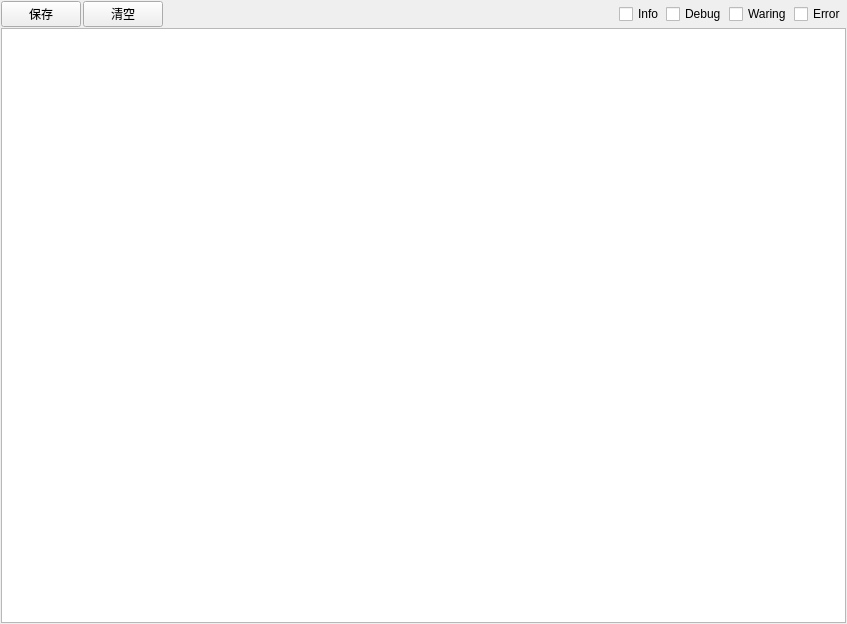
Old version of the form ImageProcessingPlatform/UI/LogDisplayDialog.ui in the repository yangreest/ImageProcessingPlatform.
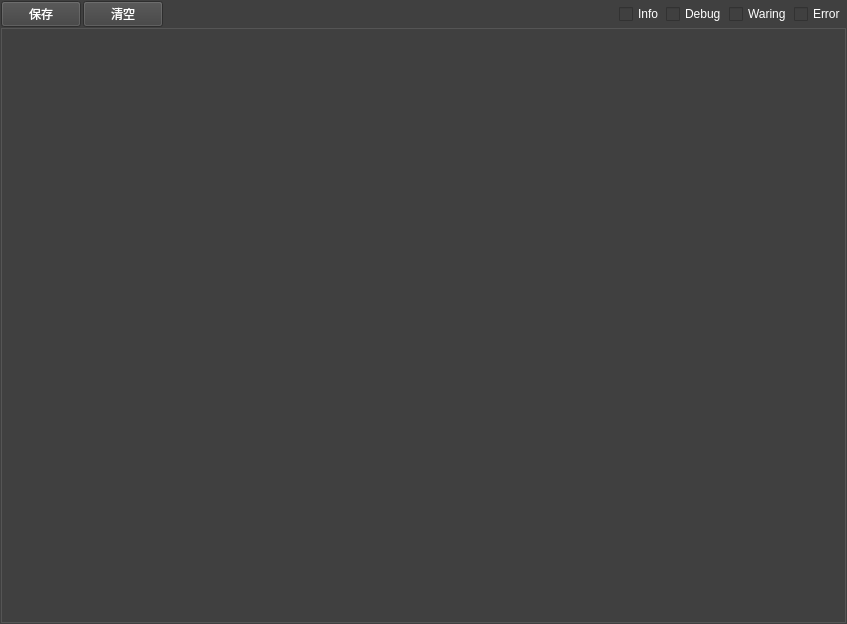
New version of the form.

Commit message: 1.修改算法中反色的问题 2.增加自动识别启动程序的功能，不需要再次启动软件获取图像 3.增加log打印功能

Diff of the .ui file:
```diff
--- a/ImageProcessingPlatform/UI/LogDisplayDialog.ui
+++ b/ImageProcessingPlatform/UI/LogDisplayDialog.ui
@@ -13,6 +13,9 @@
   <property name="windowTitle">
    <string>Form</string>
   </property>
+  <property name="styleSheet">
+   <string notr="true">background-color: #404040;</string>
+  </property>
   <layout class="QVBoxLayout" name="verticalLayout">
    <property name="spacing">
     <number>1</number>
@@ -36,6 +39,9 @@
      </property>
      <item>
       <widget class="QPushButton" name="m_saveButton">
+       <property name="styleSheet">
+        <string notr="true">color: white;</string>
+       </property>
        <property name="text">
         <string>保存</string>
        </property>
@@ -43,6 +49,9 @@
      </item>
      <item>
       <widget class="QPushButton" name="m_clearButton">
+       <property name="styleSheet">
+        <string notr="true">color: white;</string>
+       </property>
        <property name="text">
         <string>清空</string>
        </property>
@@ -63,6 +72,9 @@
      </item>
      <item>
       <widget class="QCheckBox" name="checkBox_3">
+       <property name="styleSheet">
+        <string notr="true">color: white;</string>
+       </property>
        <property name="text">
         <string>Info</string>
        </property>
@@ -70,6 +82,9 @@
      </item>
      <item>
       <widget class="QCheckBox" name="checkBox">
+       <property name="styleSheet">
+        <string notr="true">color: white;</string>
+       </property>
        <property name="text">
         <string>Debug</string>
        </property>
@@ -77,6 +92,9 @@
      </item>
      <item>
       <widget class="QCheckBox" name="checkBox_2">
+       <property name="styleSheet">
+        <string notr="true">color: white;</string>
+       </property>
        <property name="text">
         <string>Waring</string>
        </property>
@@ -84,6 +102,9 @@
      </item>
      <item>
       <widget class="QCheckBox" name="checkBox_4">
+       <property name="styleSheet">
+        <string notr="true">color: white;</string>
+       </property>
        <property name="text">
         <string>Error</string>
        </property>
@@ -92,7 +113,87 @@
     </layout>
    </item>
    <item>
-    <widget class="QTableWidget" name="m_logTable"/>
+    <widget class="QTableWidget" name="m_logTable">
+     <property name="styleSheet">
+      <string notr="true">/* 表格整体样式：匹配深色主背景 */
+QTableWidget {
+    background-color: #404040;       /* 与软件主背景一致 */
+    alternate-background-color: #484848; /* 隔行变色，增强可读性 */
+    color: #e0e0e0;                  /* 常规文字颜色 */
+    gridline-color: #505050;         /* 网格线颜色，浅于背景增加层次 */
+    border: 1px solid #555555;       /* 表格外边框 */
+    selection-background-color: #2a6fb8; /* 选中单元格背景色（与下拉框统一） */
+    selection-color: #ffffff;        /* 选中单元格文字色 */
+    outline: none;                   /* 去掉默认选中外边框 */
+}
+
+/* 表格表头样式：突出且不刺眼 */
+QHeaderView::section {
+    background-color: #383838;       /* 表头背景（略深于表格） */
+    color: #e8e8e8;                  /* 表头文字色（略亮于单元格） */
+    border: none;                    /* 去掉表头默认边框 */
+    border-bottom: 1px solid #555555;/* 表头底部分隔线 */
+    border-right: 1px solid #505050; /* 表头列分隔线 */
+    padding: 8px;                    /* 表头内边距 */
+    font-weight: 500;                /* 表头文字加粗，突出层级 */
+    text-align: center;              /* 表头文字居中 */
+}
+
+/* 表格单元格细化 */
+QTableWidget::item {
+    padding: 6px 8px;                /* 单元格内边距，避免文字贴边 */
+    border: none;                    /* 去掉单元格默认边框 */
+}
+
+/* 单元格悬停效果（Qt5.15+支持） */
+QTableWidget::item:hover {
+    background-color: #3a3a5a;       /* 悬停背景色（蓝调深灰，与下拉框风格统一） */
+    color: #e8e8e8;                  /* 悬停文字色 */
+}
+
+/* 表格垂直滚动条样式：适配深色主题 */
+QScrollBar:vertical {
+    background-color: #404040;       /* 滚动条背景 */
+    width: 12px;                     /* 滚动条宽度 */
+    margin: 0px 0px 0px 0px;
+}
+QScrollBar::handle:vertical {
+    background-color: #606060;       /* 滚动条滑块 */
+    border-radius: 6px;              /* 圆角，更现代 */
+    min-height: 20px;
+}
+QScrollBar::handle:vertical:hover {
+    background-color: #707070;       /* 滑块悬停色 */
+}
+QScrollBar::add-line:vertical, QScrollBar::sub-line:vertical {
+    background: none;                /* 隐藏上下箭头按钮 */
+}
+
+/* 表格水平滚动条样式（可选） */
+QScrollBar:horizontal {
+    background-color: #404040;
+    height: 12px;
+    margin: 0px 0px 0px 0px;
+}
+QScrollBar::handle:horizontal {
+    background-color: #606060;
+    border-radius: 6px;
+    min-width: 20px;
+}
+QScrollBar::handle:horizontal:hover {
+    background-color: #707070;
+}
+QScrollBar::add-line:horizontal, QScrollBar::sub-line:horizontal {
+    background: none;
+}
+
+/* 可选：表格角落样式 */
+QTableCornerButton::section {
+    background-color: #383838;
+    border: 1px solid #555555;
+}</string>
+     </property>
+    </widget>
    </item>
   </layout>
  </widget>
```
The commit also changes 9 other files.
